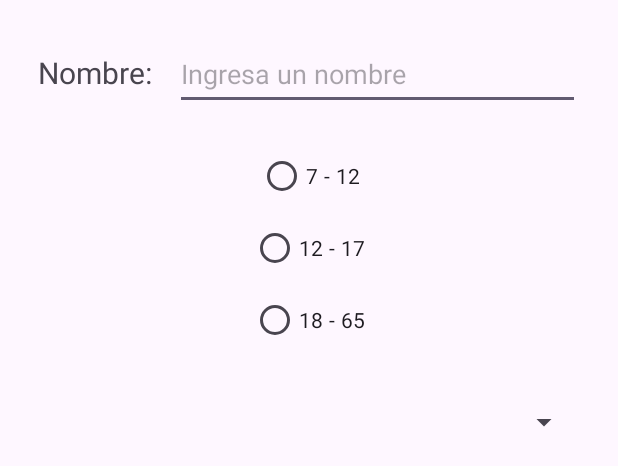
After one commit to Gupe024/2parcialPeliculasApp, an Android app: the layout registro.xml on its own in the app's theme, with its tools: preview values and no code run, on a phone screen of 412 x 824 dp. The commit adds this screen. Shown: the top 466 px of the screen. Run offline under Robolectric (Android 15) with nearby library versions, the phone set to English and light mode, and no system bars.

Commit message:
Segundo commit

```diff
--- a/app/src/main/java/com/example/peliculas2parcialapp/MainActivity.java
+++ b/app/src/main/java/com/example/peliculas2parcialapp/MainActivity.java
@@ -28,7 +28,7 @@ public class MainActivity extends AppCompatActivity {
 
         videoSplash = findViewById(R.id.splash);
 
-        Uri videoUri = Uri.parse("android.resource://" + getPackageName() + "/" + R.raw.Splash2);
+        Uri videoUri = Uri.parse("android.resource://" + getPackageName() + "/" + R.raw.splash2);
         videoSplash.setVideoURI(videoUri);
 
         videoSplash.post(this::animacionVideoView);
@@ -42,7 +42,7 @@ public class MainActivity extends AppCompatActivity {
 
     protected void animacionVideoView() {
         final int radio = 300;
-        final int duracion = 3000;
+        final int duracion = 1000;
         final int repeticiones = 4;
 
         int contenedorAncho = ((View) videoSplash.getParent()).getWidth();
--- /dev/null
+++ b/app/src/main/res/layout/registro.xml
@@ -0,0 +1,63 @@
+<?xml version="1.0" encoding="utf-8"?>
+<LinearLayout xmlns:android="http://schemas.android.com/apk/res/android"
+    android:layout_width="match_parent"
+    android:layout_height="match_parent"
+    android:orientation="vertical"
+    android:padding="25dp">
+
+    <LinearLayout
+        android:layout_width="match_parent"
+        android:layout_height="wrap_content"
+        android:orientation="horizontal">
+
+        <TextView
+            android:layout_width="wrap_content"
+            android:layout_height="wrap_content"
+            android:text="@string/text_nombre"
+            android:layout_marginEnd="15dp"
+            android:textSize="20sp"/>
+
+        <EditText
+            android:id="@+id/nombre"
+            android:layout_width="match_parent"
+            android:layout_height="48dp"
+            android:hint="@string/hint_nombre"
+            android:inputType="text"/>
+
+    </LinearLayout>
+
+    <RadioGroup
+        android:id="@+id/rango_edades"
+        android:layout_width="match_parent"
+        android:layout_height="wrap_content"
+        android:layout_marginTop="20dp"
+        android:gravity="center"
+        android:orientation="vertical">
+
+        <RadioButton
+            android:id="@+id/rg_menor12"
+            android:layout_width="wrap_content"
+            android:layout_height="wrap_content"
+            android:text="@string/text_menor12" />
+
+        <RadioButton
+            android:id="@+id/rg_menor18"
+            android:layout_width="wrap_content"
+            android:layout_height="wrap_content"
+            android:text="@string/text_menor18" />
+
+        <RadioButton
+            android:id="@+id/rg_mayor18"
+            android:layout_width="wrap_content"
+            android:layout_height="wrap_content"
+            android:text="@string/text_mayor18"/>
+
+    </RadioGroup>
+
+    <Spinner
+        android:id="@+id/spinner_genero"
+        android:layout_width="match_parent"
+        android:layout_height="48dp"
+        android:layout_marginTop="20dp"/>
+
+</LinearLayout>
--- a/app/src/main/res/values/strings.xml
+++ b/app/src/main/res/values/strings.xml
@@ -1,4 +1,23 @@
 <resources>
     <string name="app_name">peliculas2parcialApp</string>
-    <string name="splash_gif"></string>
+    <string name="splash_gif">splash</string>
+    <string name="bienvenida">Bienvenido al "MOVIE CARITOONS"</string>
+    <string name="btn_menu">MENÚ</string>
+    <string name="btn_registro">REGISTRO</string>
+
+    <string name="hint_nombre">Ingresa un nombre</string>
+    <string name="text_nombre">Nombre:</string>
+    <string name="text_menor12">7 - 12</string>
+    <string name="text_menor18">12 - 17</string>
+    <string name="text_mayor18">18 - 65</string>
+    <string name="guardar">Guardar</string>
+    <string name="cancelar">Cancelar</string>
+    <string name="registro">Registro</string>
+    <string name="btn_guardar">Guardar</string>
+    <string-array name="genero_array">
+        <item>Seleccione</item>
+        <item>Masculino</item>
+        <item>Femenino</item>
+        <item>Otro</item>
+    </string-array>
 </resources>
```
Also changed, not shown: app/src/main/java/com/example/peliculas2parcialapp/bienvenida.java (+85 -9 lines), app/src/main/res/layout/activity_bienvenida.xml (+27 -0 lines).
